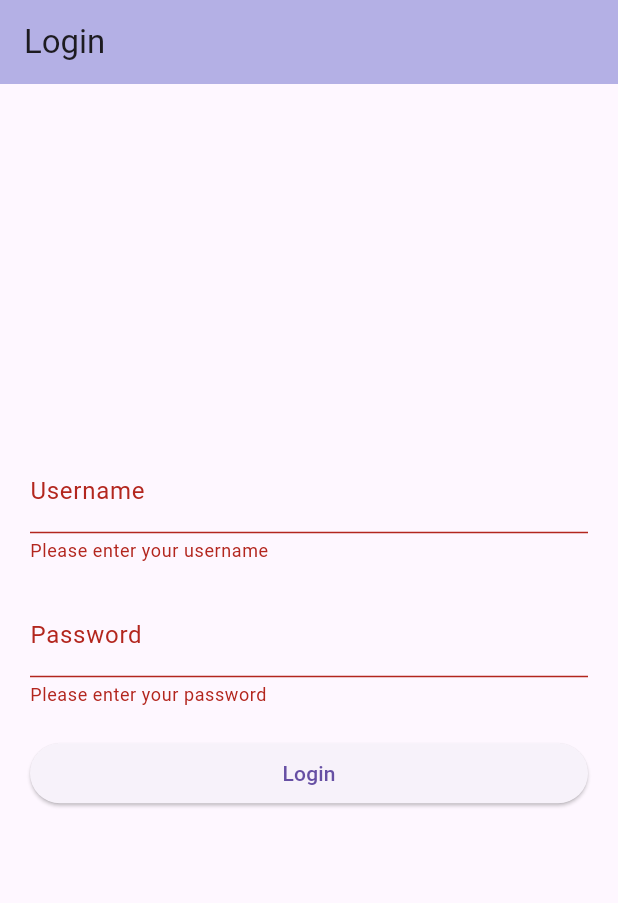
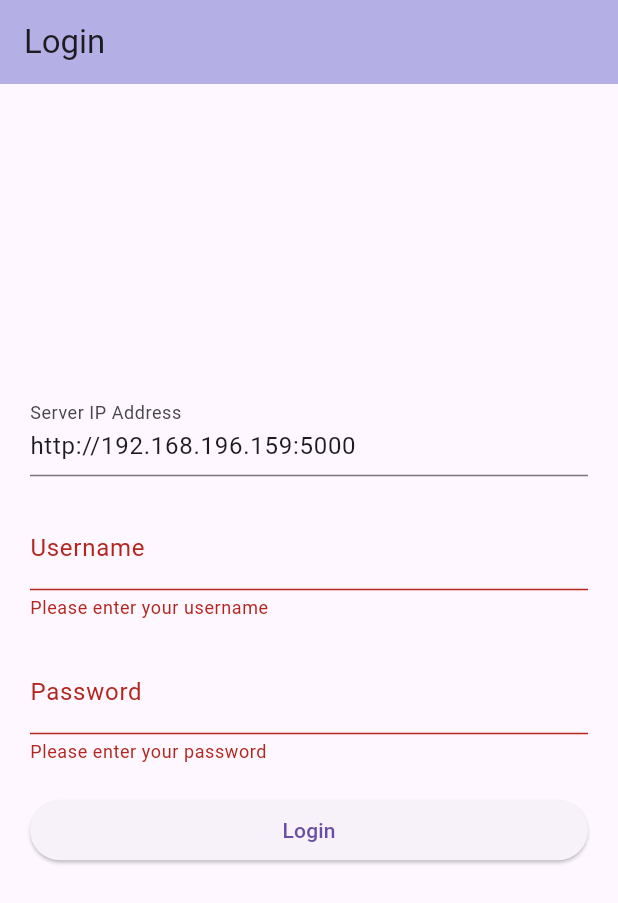
Before and after one commit to DorreenRostami/ScanIoT, a Flutter app: the screen it shows after launch, after a tap on "Login", on a phone screen of 412 x 824 dp. Shown: the top 903 px of the screen. Run offline on Flutter 3.47's test engine with Material 3 defaults, Android fonts, the phone set to English and light mode, and no system bars; our stand-ins replace image_picker; network calls fail.

Commit message:
added ip address input

```diff
--- a/lib/device.dart
+++ b/lib/device.dart
@@ -4,6 +4,7 @@ class Device {
   final String ipv6;
   final String displayName;
   final String description;
+  final String vendor;
 
   Device({
     required this.mac,
@@ -11,6 +12,7 @@ class Device {
     this.ipv6 = "",
     this.displayName = "",
     this.description = "",
+    this.vendor = "",
   });
 
   factory Device.savedFromJson(List<dynamic> json) {
@@ -32,7 +34,7 @@ class Device {
           ? json['ips']['IPv6'][0] as String
           : "",
       displayName: json['display_name'] ?? "",
-      description: "",
+      vendor: json['vendor'],
     );
   }
 }
--- a/lib/main.dart
+++ b/lib/main.dart
@@ -7,7 +7,7 @@ import 'dart:convert';
 import 'package:flutter/services.dart';
 import 'package:image_picker/image_picker.dart';
 
-const String ipAddress = "http://192.168.196.159:5000";
+String ipAddress = "http://192.168.196.159:5000";
 
 void main() {
   runApp(HomeGuardApp());
@@ -25,7 +25,6 @@ class HomeGuardApp extends StatelessWidget {
       initialRoute: '/login',
       routes: {
         '/login': (context) => LoginPage(),
-        // '/signup': (context) => SignUpPage(),
         '/dashboard': (context) => Dashboard(),
       },
     );
@@ -39,6 +38,7 @@ class LoginPage extends StatefulWidget {
 
 class _LoginPageState extends State<LoginPage> {
   final _formKey = GlobalKey<FormState>();
+  final TextEditingController _ipAddressController = TextEditingController(text: ipAddress);
   TextEditingController _usernameController = TextEditingController();
   TextEditingController _passwordController = TextEditingController();
   String _errorMessage = '';
@@ -58,6 +58,22 @@ class _LoginPageState extends State<LoginPage> {
             crossAxisAlignment: CrossAxisAlignment.stretch,
             mainAxisAlignment: MainAxisAlignment.center,
             children: <Widget>[
+              TextFormField(
+                controller: _ipAddressController,
+                decoration: InputDecoration(labelText: 'Server IP Address'),
+                onChanged: (value) {
+                  setState(() {
+                    ipAddress = value;
+                  });
+                },
+                validator: (value) {
+                  if (value!.isEmpty) {
+                    return 'Please enter the IP address';
+                  }
+                  return null;
+                },
+              ),
+              SizedBox(height: 20),
               TextFormField(
                 controller: _usernameController,
                 decoration: InputDecoration(labelText: 'Username'),
@@ -107,22 +123,6 @@ class _LoginPageState extends State<LoginPage> {
                 style: TextStyle(color: Colors.red),
               ),
               SizedBox(height: 10),
-              // Row(
-              //   mainAxisAlignment: MainAxisAlignment.center,
-              //   children: [
-              //     const Text("Don't have an account? "),
-              //     GestureDetector(
-              //       onTap: () {
-              //         Navigator.pushNamed(context, '/signup');
-              //       },
-              //       child: const Text(
-              //         'Sign Up',
-              //         style: TextStyle(
-              //             fontWeight: FontWeight.bold, color: Colors.blue),
-              //       ),
-              //     ),
-              //   ],
-              // ),
             ],
           ),
         ),
@@ -642,7 +642,8 @@ class _DashboardState extends State<Dashboard> {
                                     crossAxisAlignment:
                                         CrossAxisAlignment.start,
                                     children: <Widget>[
-                                      Text("MAC: ${scannedDevices[index].mac}"),
+                                      Text("MAC Address: ${scannedDevices[index].mac}"),
+                                      Text("Vendor: ${scannedDevices[index].vendor}"),
                                       const Text("IP Addresses:"),
                                       Text(
                                           " • IPv4: ${scannedDevices[index].ipv4}"),
@@ -660,7 +661,7 @@ class _DashboardState extends State<Dashboard> {
                                                 scannedDevices[index].mac,
                                               );
                                             },
-                                            child: const Text('Update'),
+                                            child: const Text('Update & Save'),
                                           ),
                                         ],
                                       ),
@@ -686,9 +687,9 @@ class _DashboardState extends State<Dashboard> {
                 ElevatedButton(
                   onPressed: () async {
                     List<String> selectedMacAddresses = [];
-                    for (int i = 0; i < scannedDevices.length; i++) {
+                    for (int i = 0; i < savedDevices.length; i++) {
                       if (selectedDevices[i]) {
-                        selectedMacAddresses.add(scannedDevices[i].mac);
+                        selectedMacAddresses.add(savedDevices[i].mac);
                       }
                     }
                     if (selectedMacAddresses.isNotEmpty) {
```
